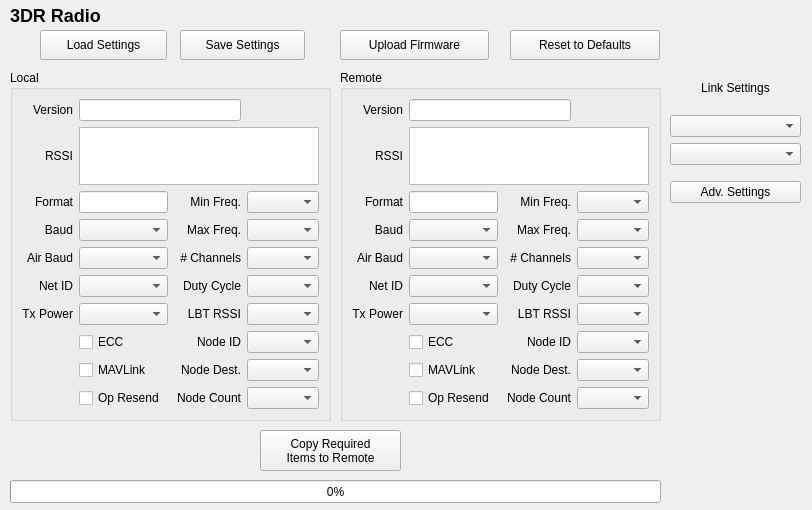
Old version of the form src/ui/configuration/Radio3DRConfig.ui in the repository ArduPilot/apm_planner.
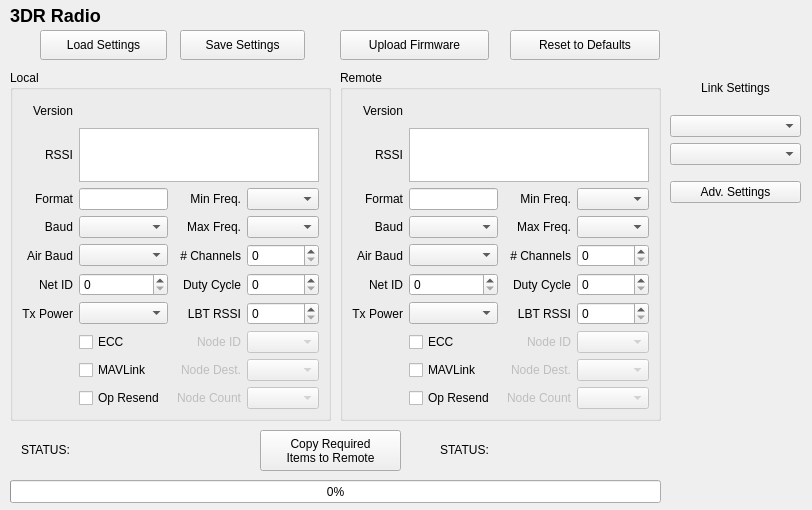
New version of the form.

Commit message: Implementation of 3DR Radio Config View

Patch:
```diff
--- a/src/ui/configuration/Radio3DRConfig.ui
+++ b/src/ui/configuration/Radio3DRConfig.ui
@@ -29,7 +29,7 @@
     <bool>false</bool>
    </property>
   </widget>
-  <widget class="QPushButton" name="pushButton">
+  <widget class="QPushButton" name="loadSettingsButton">
    <property name="geometry">
     <rect>
      <x>40</x>
@@ -42,7 +42,7 @@
     <string>Load Settings</string>
    </property>
   </widget>
-  <widget class="QPushButton" name="pushButton_2">
+  <widget class="QPushButton" name="saveSettingsButton">
    <property name="geometry">
     <rect>
      <x>180</x>
@@ -55,7 +55,7 @@
     <string>Save Settings</string>
    </property>
   </widget>
-  <widget class="QPushButton" name="pushButton_3">
+  <widget class="QPushButton" name="uploadFirmwareButton">
    <property name="geometry">
     <rect>
      <x>340</x>
@@ -68,7 +68,7 @@
     <string>Upload Firmware</string>
    </property>
   </widget>
-  <widget class="QPushButton" name="pushButton_4">
+  <widget class="QPushButton" name="resetDefaultsButton">
    <property name="geometry">
     <rect>
      <x>510</x>
@@ -136,6 +136,9 @@
     </item>
     <item row="8" column="3">
      <widget class="QLabel" name="label_12">
+      <property name="enabled">
+       <bool>false</bool>
+      </property>
       <property name="text">
        <string>Node Dest.</string>
       </property>
@@ -145,7 +148,11 @@
      </widget>
     </item>
     <item row="8" column="4">
-     <widget class="QComboBox" name="nodeDestComboBox"/>
+     <widget class="QComboBox" name="nodeDestComboBox">
+      <property name="enabled">
+       <bool>false</bool>
+      </property>
+     </widget>
     </item>
     <item row="8" column="1">
      <widget class="QCheckBox" name="mavLinkCheckBox">
@@ -155,7 +162,11 @@
      </widget>
     </item>
     <item row="9" column="4">
-     <widget class="QComboBox" name="nodeCountComboBox"/>
+     <widget class="QComboBox" name="nodeCountComboBox">
+      <property name="enabled">
+       <bool>false</bool>
+      </property>
+     </widget>
     </item>
     <item row="2" column="0">
      <widget class="QLabel" name="label_3">
@@ -169,6 +180,9 @@
     </item>
     <item row="7" column="3">
      <widget class="QLabel" name="label_11">
+      <property name="enabled">
+       <bool>false</bool>
+      </property>
       <property name="text">
        <string>Node ID</string>
       </property>
@@ -177,9 +191,6 @@
       </property>
      </widget>
     </item>
-    <item row="4" column="4">
-     <widget class="QComboBox" name="numberChannelsComboBox"/>
-    </item>
     <item row="9" column="1">
      <widget class="QCheckBox" name="opResendCheckBox">
       <property name="text">
@@ -187,16 +198,6 @@
       </property>
      </widget>
     </item>
-    <item row="4" column="0">
-     <widget class="QLabel" name="label_5">
-      <property name="text">
-       <string>Air Baud</string>
-      </property>
-      <property name="alignment">
-       <set>Qt::AlignRight|Qt::AlignTrailing|Qt::AlignVCenter</set>
-      </property>
-     </widget>
-    </item>
     <item row="2" column="3">
      <widget class="QLabel" name="label_6">
       <property name="text">
@@ -207,6 +208,16 @@
       </property>
      </widget>
     </item>
+    <item row="4" column="0">
+     <widget class="QLabel" name="label_5">
+      <property name="text">
+       <string>Air Baud</string>
+      </property>
+      <property name="alignment">
+       <set>Qt::AlignRight|Qt::AlignTrailing|Qt::AlignVCenter</set>
+      </property>
+     </widget>
+    </item>
     <item row="6" column="0">
      <widget class="QLabel" name="label_17">
       <property name="text">
@@ -227,20 +238,17 @@
       </property>
      </widget>
     </item>
-    <item row="5" column="1">
-     <widget class="QComboBox" name="netIdComboBox"/>
-    </item>
     <item row="2" column="1">
      <widget class="QLineEdit" name="formatLineEdit"/>
     </item>
-    <item row="6" column="4">
-     <widget class="QComboBox" name="lbtRssiComboBox"/>
-    </item>
     <item row="4" column="1">
      <widget class="QComboBox" name="airBaudComboBox"/>
     </item>
     <item row="9" column="2" colspan="2">
      <widget class="QLabel" name="label_13">
+      <property name="enabled">
+       <bool>false</bool>
+      </property>
       <property name="text">
        <string>Node Count</string>
       </property>
@@ -276,38 +284,13 @@
       </property>
      </widget>
     </item>
-    <item row="5" column="4">
-     <widget class="QComboBox" name="dutyComboBox"/>
-    </item>
     <item row="7" column="4">
-     <widget class="QComboBox" name="nodeIdComboBox"/>
-    </item>
-    <item row="0" column="0">
-     <widget class="QLabel" name="label_1">
-      <property name="text">
-       <string>Version</string>
+     <widget class="QComboBox" name="nodeIdComboBox">
+      <property name="enabled">
+       <bool>false</bool>
       </property>
-      <property name="alignment">
-       <set>Qt::AlignRight|Qt::AlignTrailing|Qt::AlignVCenter</set>
-      </property>
-      <property name="buddy">
-       <cstring>versionLineEdit</cstring>
-      </property>
      </widget>
     </item>
-    <item row="5" column="3">
-     <widget class="QLabel" name="label_7">
-      <property name="text">
-       <string>Duty Cycle</string>
-      </property>
-      <property name="alignment">
-       <set>Qt::AlignRight|Qt::AlignTrailing|Qt::AlignVCenter</set>
-      </property>
-     </widget>
-    </item>
-    <item row="3" column="1">
-     <widget class="QComboBox" name="baudComboBox"/>
-    </item>
     <item row="1" column="0">
      <widget class="QLabel" name="label_2">
       <property name="text">
@@ -318,27 +301,92 @@
       </property>
      </widget>
     </item>
-    <item row="0" column="1" colspan="3">
-     <widget class="QLineEdit" name="versionLineEdit"/>
+    <item row="3" column="1">
+     <widget class="QComboBox" name="baudComboBox"/>
+    </item>
+    <item row="5" column="3">
+     <widget class="QLabel" name="label_7">
+      <property name="text">
+       <string>Duty Cycle</string>
+      </property>
+      <property name="alignment">
+       <set>Qt::AlignRight|Qt::AlignTrailing|Qt::AlignVCenter</set>
+      </property>
+     </widget>
+    </item>
+    <item row="0" column="1" colspan="2">
+     <widget class="QLabel" name="versionLabel">
+      <property name="minimumSize">
+       <size>
+        <width>210</width>
+        <height>23</height>
+       </size>
+      </property>
+      <property name="text">
+       <string/>
+      </property>
+     </widget>
+    </item>
+    <item row="0" column="0">
+     <widget class="QLabel" name="label_1">
+      <property name="minimumSize">
+       <size>
+        <width>0</width>
+        <height>23</height>
+       </size>
+      </property>
+      <property name="text">
+       <string>Version</string>
+      </property>
+      <property name="alignment">
+       <set>Qt::AlignRight|Qt::AlignTrailing|Qt::AlignVCenter</set>
+      </property>
+     </widget>
+    </item>
+    <item row="5" column="1">
+     <widget class="QSpinBox" name="netIdSpinBox">
+      <property name="maximum">
+       <number>499</number>
+      </property>
+     </widget>
+    </item>
+    <item row="5" column="4">
+     <widget class="QSpinBox" name="dutyCycleSpinBox">
+      <property name="maximum">
+       <number>100</number>
+      </property>
+     </widget>
+    </item>
+    <item row="6" column="4">
+     <widget class="QSpinBox" name="lbtRssiSpinBox">
+      <property name="minimum">
+       <number>0</number>
+      </property>
+      <property name="value">
+       <number>0</number>
+      </property>
+     </widget>
+    </item>
+    <item row="4" column="4">
+     <widget class="QSpinBox" name="numChannelsSpinBox">
+      <property name="maximum">
+       <number>50</number>
+      </property>
+     </widget>
     </item>
    </layout>
    <zorder>label_1</zorder>
-   <zorder>versionLineEdit</zorder>
    <zorder>label_2</zorder>
    <zorder>formatLineEdit</zorder>
    <zorder>label_3</zorder>
    <zorder>label_6</zorder>
    <zorder>minFreqComboBox</zorder>
-   <zorder>groupBox_2</zorder>
    <zorder>maxFreqComboBox</zorder>
    <zorder>baudComboBox</zorder>
    <zorder>label_8</zorder>
    <zorder>label_9</zorder>
-   <zorder>numberChannelsComboBox</zorder>
    <zorder>label_7</zorder>
-   <zorder>dutyComboBox</zorder>
    <zorder>label_10</zorder>
-   <zorder>lbtRssiComboBox</zorder>
    <zorder>label_11</zorder>
    <zorder>nodeIdComboBox</zorder>
    <zorder>label_12</zorder>
@@ -349,13 +397,17 @@
    <zorder>label_5</zorder>
    <zorder>airBaudComboBox</zorder>
    <zorder>label_14</zorder>
-   <zorder>netIdComboBox</zorder>
    <zorder>label_17</zorder>
    <zorder>txPowerComboBox</zorder>
    <zorder>eccCheckBox</zorder>
    <zorder>mavLinkCheckBox</zorder>
    <zorder>opResendCheckBox</zorder>
    <zorder>rssiTextEdit</zorder>
+   <zorder>versionLabel</zorder>
+   <zorder>netIdSpinBox</zorder>
+   <zorder>dutyCycleSpinBox</zorder>
+   <zorder>lbtRssiSpinBox</zorder>
+   <zorder>numChannelsSpinBox</zorder>
   </widget>
   <widget class="QProgressBar" name="progressBar">
    <property name="geometry">
@@ -394,33 +446,17 @@
      </widget>
     </item>
     <item row="2" column="4">
-     <widget class="QComboBox" name="minFreqComboBox_2"/>
-    </item>
-    <item row="8" column="3">
-     <widget class="QLabel" name="label_19">
-      <property name="text">
-       <string>Node Dest.</string>
-      </property>
-      <property name="alignment">
-       <set>Qt::AlignRight|Qt::AlignTrailing|Qt::AlignVCenter</set>
-      </property>
-     </widget>
-    </item>
-    <item row="8" column="4">
-     <widget class="QComboBox" name="nodeDestComboBox_2"/>
+     <widget class="QComboBox" name="minFreqComboBox_remote"/>
     </item>
     <item row="8" column="1">
-     <widget class="QCheckBox" name="mavLinkCheckBox_2">
+     <widget class="QCheckBox" name="mavLinkCheckBox_remote">
       <property name="text">
        <string>MAVLink</string>
       </property>
      </widget>
     </item>
-    <item row="9" column="4">
-     <widget class="QComboBox" name="nodeCountComboBox_2"/>
-    </item>
     <item row="9" column="1">
-     <widget class="QCheckBox" name="opResendCheckBox_2">
+     <widget class="QCheckBox" name="opResendCheckBox_remote">
       <property name="text">
        <string>Op Resend</string>
       </property>
@@ -446,9 +482,6 @@
       </property>
      </widget>
     </item>
-    <item row="4" column="4">
-     <widget class="QComboBox" name="numberChannelsComboBox_2"/>
-    </item>
     <item row="6" column="0">
      <widget class="QLabel" name="label_23">
       <property name="text">
@@ -459,16 +492,6 @@
       </property>
      </widget>
     </item>
-    <item row="7" column="3">
-     <widget class="QLabel" name="label_20">
-      <property name="text">
-       <string>Node ID</string>
-      </property>
-      <property name="alignment">
-       <set>Qt::AlignRight|Qt::AlignTrailing|Qt::AlignVCenter</set>
-      </property>
-     </widget>
-    </item>
     <item row="4" column="3">
      <widget class="QLabel" name="label_24">
       <property name="text">
@@ -479,20 +502,11 @@
       </property>
      </widget>
     </item>
-    <item row="5" column="1">
-     <widget class="QComboBox" name="netIdComboBox_2"/>
-    </item>
-    <item row="0" column="1" colspan="3">
-     <widget class="QLineEdit" name="versionLineEdit_2"/>
-    </item>
     <item row="2" column="1">
-     <widget class="QLineEdit" name="formatLineEdit_2"/>
-    </item>
-    <item row="6" column="4">
-     <widget class="QComboBox" name="lbtRssiComboBox_2"/>
+     <widget class="QLineEdit" name="formatLineEdit_remote"/>
     </item>
     <item row="4" column="1">
-     <widget class="QComboBox" name="airBaudComboBox_2"/>
+     <widget class="QComboBox" name="airBaudComboBox_remote"/>
     </item>
     <item row="6" column="3">
      <widget class="QLabel" name="label_15">
@@ -505,23 +519,7 @@
      </widget>
     </item>
     <item row="6" column="1">
-     <widget class="QComboBox" name="txPowerComboBox_2"/>
-    </item>
-    <item row="5" column="4">
-     <widget class="QComboBox" name="dutyComboBox_2"/>
-    </item>
-    <item row="7" column="4">
-     <widget class="QComboBox" name="nodeIdComboBox_2"/>
-    </item>
-    <item row="9" column="2" colspan="2">
-     <widget class="QLabel" name="label_25">
-      <property name="text">
-       <string>Node Count</string>
-      </property>
-      <property name="alignment">
-       <set>Qt::AlignRight|Qt::AlignTrailing|Qt::AlignVCenter</set>
-      </property>
-     </widget>
+     <widget class="QComboBox" name="txPowerComboBox_remote"/>
     </item>
     <item row="3" column="0">
      <widget class="QLabel" name="label_26">
@@ -534,10 +532,16 @@
      </widget>
     </item>
     <item row="3" column="4">
-     <widget class="QComboBox" name="maxFreqComboBox_2"/>
+     <widget class="QComboBox" name="maxFreqComboBox_remote"/>
     </item>
     <item row="0" column="0">
      <widget class="QLabel" name="label_27">
+      <property name="minimumSize">
+       <size>
+        <width>0</width>
+        <height>23</height>
+       </size>
+      </property>
       <property name="text">
        <string>Version</string>
       </property>
@@ -557,7 +561,7 @@
      </widget>
     </item>
     <item row="3" column="1">
-     <widget class="QComboBox" name="baudComboBox_2"/>
+     <widget class="QComboBox" name="baudComboBox_remote"/>
     </item>
     <item row="1" column="0">
      <widget class="QLabel" name="label_29">
@@ -580,7 +584,7 @@
      </widget>
     </item>
     <item row="1" column="1" colspan="4">
-     <widget class="QTextEdit" name="rssiTextEdit_2"/>
+     <widget class="QTextEdit" name="rssiTextEdit_remote"/>
     </item>
     <item row="3" column="3">
      <widget class="QLabel" name="label_16">
@@ -593,15 +597,112 @@
      </widget>
     </item>
     <item row="7" column="1">
-     <widget class="QCheckBox" name="eccCheckBox_2">
+     <widget class="QCheckBox" name="eccCheckBox_remote">
       <property name="text">
        <string>ECC</string>
       </property>
      </widget>
     </item>
+    <item row="0" column="1" colspan="2">
+     <widget class="QLabel" name="versionLabel_remote">
+      <property name="minimumSize">
+       <size>
+        <width>210</width>
+        <height>23</height>
+       </size>
+      </property>
+      <property name="text">
+       <string/>
+      </property>
+     </widget>
+    </item>
+    <item row="5" column="1">
+     <widget class="QSpinBox" name="netIdSpinBox_remote">
+      <property name="maximum">
+       <number>499</number>
+      </property>
+     </widget>
+    </item>
+    <item row="5" column="4">
+     <widget class="QSpinBox" name="dutyCycleSpinBox_remote">
+      <property name="maximum">
+       <number>100</number>
+      </property>
+     </widget>
+    </item>
+    <item row="6" column="4">
+     <widget class="QSpinBox" name="lbtRssiSpinBox_remote"/>
+    </item>
+    <item row="4" column="4">
+     <widget class="QSpinBox" name="numChannelsSpinBox_remote">
+      <property name="maximum">
+       <number>50</number>
+      </property>
+     </widget>
+    </item>
+    <item row="9" column="4">
+     <widget class="QComboBox" name="nodeCountComboBox_remote">
+      <property name="enabled">
+       <bool>false</bool>
+      </property>
+     </widget>
+    </item>
+    <item row="9" column="2" colspan="2">
+     <widget class="QLabel" name="label_25">
+      <property name="enabled">
+       <bool>false</bool>
+      </property>
+      <property name="text">
+       <string>Node Count</string>
+      </property>
+      <property name="alignment">
+       <set>Qt::AlignRight|Qt::AlignTrailing|Qt::AlignVCenter</set>
+      </property>
+     </widget>
+    </item>
+    <item row="8" column="4">
+     <widget class="QComboBox" name="nodeDestComboBox_remote">
+      <property name="enabled">
+       <bool>false</bool>
+      </property>
+     </widget>
+    </item>
+    <item row="8" column="3">
+     <widget class="QLabel" name="label_19">
+      <property name="enabled">
+       <bool>false</bool>
+      </property>
+      <property name="text">
+       <string>Node Dest.</string>
+      </property>
+      <property name="alignment">
+       <set>Qt::AlignRight|Qt::AlignTrailing|Qt::AlignVCenter</set>
+      </property>
+     </widget>
+    </item>
+    <item row="7" column="3">
+     <widget class="QLabel" name="label_20">
+      <property name="enabled">
+       <bool>false</bool>
+      </property>
+      <property name="text">
+       <string>Node ID</string>
+      </property>
+      <property name="alignment">
+       <set>Qt::AlignRight|Qt::AlignTrailing|Qt::AlignVCenter</set>
+      </property>
+     </widget>
+    </item>
+    <item row="7" column="4">
+     <widget class="QComboBox" name="nodeIdComboBox_remote">
+      <property name="enabled">
+       <bool>false</bool>
+      </property>
+     </widget>
+    </item>
    </layout>
   </widget>
-  <widget class="QPushButton" name="pushButton_5">
+  <widget class="QPushButton" name="copyToRemoteButton">
    <property name="geometry">
     <rect>
      <x>260</x>
@@ -695,6 +796,32 @@
     </item>
    </layout>
   </widget>
+  <widget class="QLabel" name="localStatus">
+   <property name="geometry">
+    <rect>
+     <x>21</x>
+     <y>440</y>
+     <width>221</width>
+     <height>20</height>
+    </rect>
+   </property>
+   <property name="text">
+    <string>STATUS:</string>
+   </property>
+  </widget>
+  <widget class="QLabel" name="remoteStatus">
+   <property name="geometry">
+    <rect>
+     <x>440</x>
+     <y>440</y>
+     <width>211</width>
+     <height>20</height>
+    </rect>
+   </property>
+   <property name="text">
+    <string>STATUS:</string>
+   </property>
+  </widget>
  </widget>
  <resources/>
  <connections/>
```
The commit also changes 7 other files.
